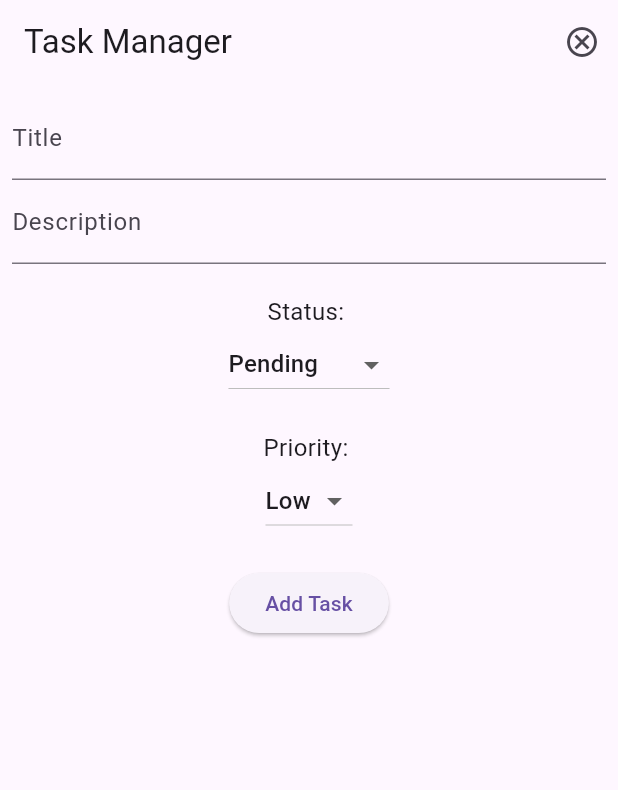
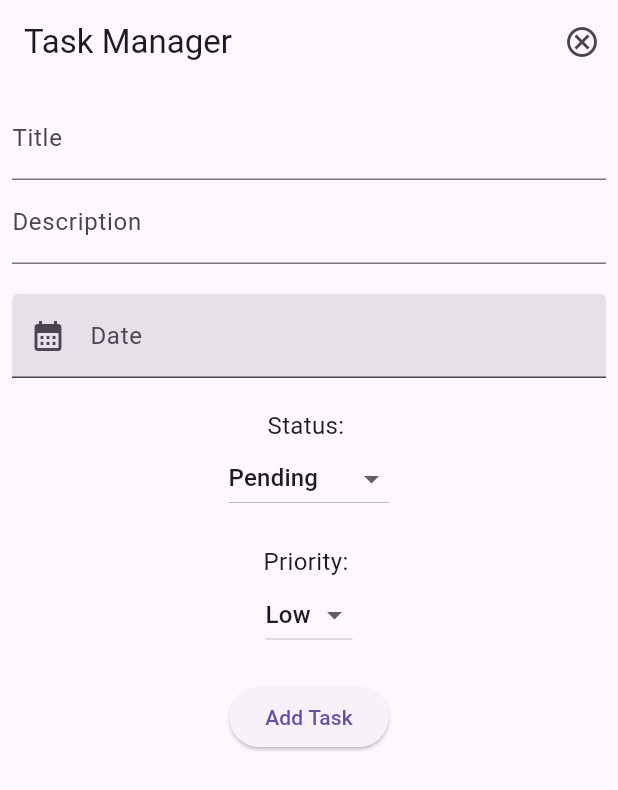
Before and after one commit to klevr-dev/tamer-flutter-test, a Flutter app: the screen it shows after launch, after a tap on the "add" icon, on a phone screen of 412 x 824 dp. Shown: the top 790 px of the screen. Run offline on Flutter 3.47's test engine with Material 3 defaults, Android fonts, the phone set to English and light mode, and no system bars; our stand-ins replace grouped_list, image_picker, sqflite; accounts and stored records are empty.

Commit message:
added date to task

```diff
--- a/lib/models/task_model.dart
+++ b/lib/models/task_model.dart
@@ -8,6 +8,7 @@ class Task {
   String? imagePath;
   Status? status;
   Priority? priority;
+  DateTime? date;
 
   Task(
       {this.id,
@@ -15,7 +16,8 @@ class Task {
       this.imagePath,
       required this.title,
       required this.status,
-      required this.priority});
+      required this.priority,
+      required this.date});
 
   Map<String, dynamic> toMap() {
     return {
@@ -25,6 +27,7 @@ class Task {
       'imagePath': imagePath,
       'status': status?.index,
       'priority': priority?.index,
+      'date': date?.toIso8601String()
     };
   }
 
@@ -36,6 +39,7 @@ class Task {
       imagePath: map['imagePath'],
       status: Status.values[map['status']],
       priority: Priority.values[map['priority']],
+      date: DateTime.parse(map['date']),
     );
   }
 }
--- a/lib/pages/add_task_page.dart
+++ b/lib/pages/add_task_page.dart
@@ -18,6 +18,8 @@ class _TaskPageState extends State<AddTaskPage> {
 
   final _titleController = TextEditingController();
   final _descriptionController = TextEditingController();
+  final _dateController = TextEditingController();
+
   Status _selectedStatus = Status.pending;
   Priority _selectedPriority = Priority.low;
 
@@ -42,6 +44,7 @@ class _TaskPageState extends State<AddTaskPage> {
       description: _descriptionController.text,
       status: _selectedStatus,
       priority: _selectedPriority,
+      date: DateTime.tryParse(_dateController.text),
     );
     await _dbHelper.addTask(newTask);
     print(newTask);
@@ -58,6 +61,20 @@ class _TaskPageState extends State<AddTaskPage> {
     setState(() {
       _tasks.removeWhere((task) => task.id == id);
     });
+  }
+
+  Future<void> selectDate() async {
+    DateTime? _picked = await showDatePicker(
+        context: context,
+        initialDate: DateTime.now(),
+        firstDate: DateTime(2000),
+        lastDate: DateTime(2100));
+
+    if (_picked != null) {
+      setState(() {
+        _dateController.text = _picked.toIso8601String();
+      });
+    }
   }
 
   @override
@@ -91,6 +108,17 @@ class _TaskPageState extends State<AddTaskPage> {
                   maxLines: null,
                   controller: _descriptionController,
                   decoration: InputDecoration(labelText: 'Description'),
+                ),
+                SizedBox(
+                  height: 20,
+                ),
+                TextField(
+                  controller: _dateController,
+                  decoration: InputDecoration(
+                      labelText: 'Date',
+                      filled: true,
+                      prefixIcon: Icon(Icons.calendar_month)),
+                  onTap: selectDate,
                 ),
                 SizedBox(
                   height: 20,
```
Also changed, not shown: lib/pages/edit_task_page.dart (+17 -1 lines).
